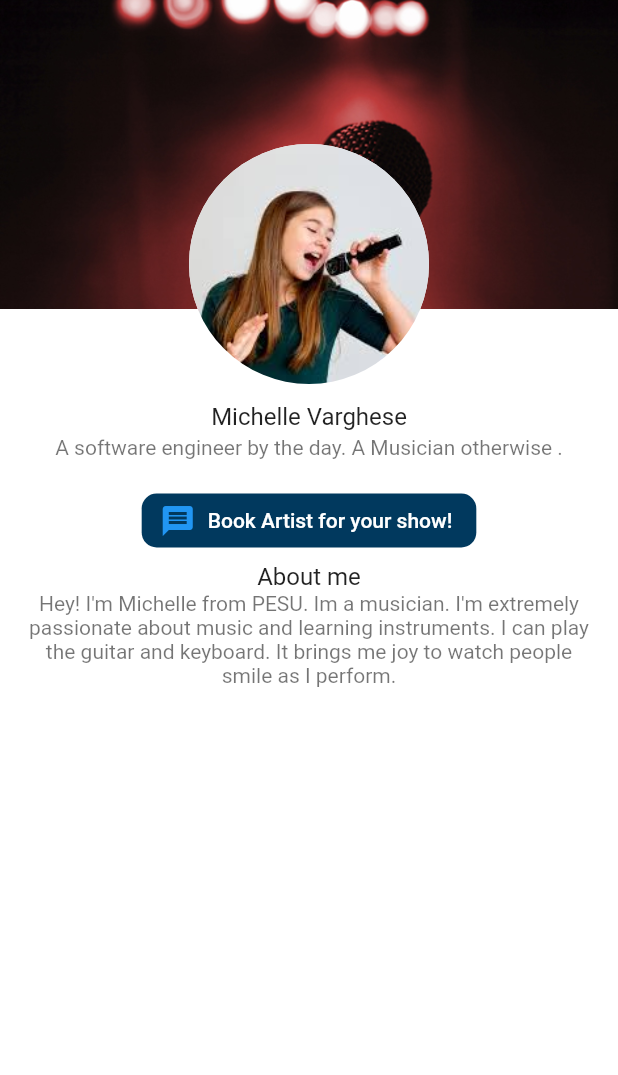
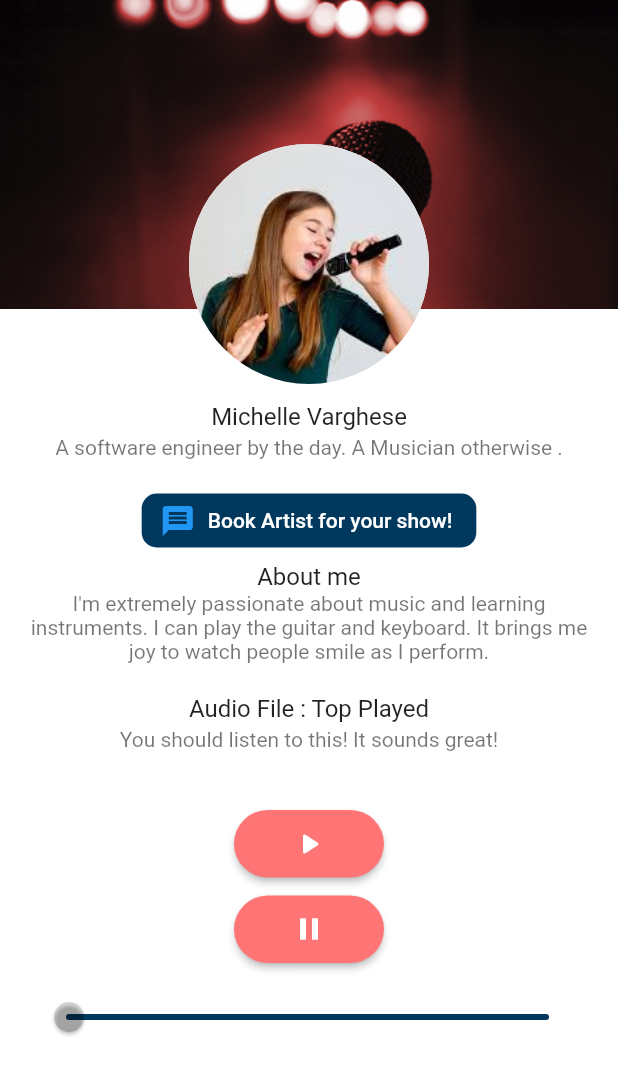
Before and after one commit to sahanashettigar/StageTime2, a Flutter app: the Artist screen opened directly, on a phone screen of 412 x 824 dp. Shown: the top 1075 px of the screen. Run offline on Flutter 3.47's test engine with Material 2 defaults, Android fonts, the phone set to English and light mode, and no system bars; our stand-ins replace audioplayers, firebase_auth, firebase_core; accounts and stored records are empty.

Commit message:
audio file

```diff
--- a/lib/screens/artist/artist_feed.dart
+++ b/lib/screens/artist/artist_feed.dart
@@ -1,4 +1,6 @@
+import 'package:audioplayers/audio_cache.dart';
 import 'package:flutter/material.dart';
+import 'package:audioplayers/audioplayers.dart';
 
 Color myColor = Color(0xff01395e);
 
@@ -8,6 +10,90 @@ class Artist extends StatefulWidget {
 }
 
 class _ArtistState extends State<Artist> {
+  Duration _duration = Duration();
+  Duration _position = Duration();
+  AudioPlayer advancedPlayer;
+  AudioCache audioCache;
+  @override
+  void initState() {
+    super.initState();
+    initPlayer();
+  }
+
+  void initPlayer() {
+    advancedPlayer = AudioPlayer();
+    audioCache = AudioCache(fixedPlayer: advancedPlayer);
+    advancedPlayer.durationHandler = (d) => setState(() {
+          _duration = d;
+        });
+    advancedPlayer.positionHandler = (p) => setState(() {
+          _position = p;
+        });
+  }
+
+  String localFilePath;
+  Widget _tab(List<Widget> children) {
+    return Column(
+      mainAxisAlignment: MainAxisAlignment.center,
+      children: <Widget>[
+        Container(
+          padding: EdgeInsets.all(16.0),
+          child: Column(
+              children: children
+                  .map((w) => Container(child: w, padding: EdgeInsets.all(6.0)))
+                  .toList()),
+        )
+      ],
+    );
+  }
+
+  Widget _btn(IconData icon, VoidCallback onPressed) {
+    return ButtonTheme(
+      minWidth: 48.0,
+      child: Container(
+        width: 100,
+        height: 45,
+        child: RaisedButton(
+          shape:
+              RoundedRectangleBorder(borderRadius: BorderRadius.circular(25)),
+          child: Icon(icon),
+          color: Color(0xffff7575),
+          textColor: Colors.white,
+          onPressed: onPressed,
+        ),
+      ),
+    );
+  }
+
+  Widget slider() {
+    return Slider(
+      activeColor: Colors.black12,
+      inactiveColor: myColor,
+      value: _position.inSeconds.toDouble(),
+      min: 0.0,
+      max: _duration.inSeconds.toDouble(),
+      onChanged: (double value) {
+        setState(() {
+          seekToSecond(value.toInt());
+          value = value;
+        });
+      },
+    );
+  }
+
+  Widget localAudio() {
+    return _tab([
+      _btn(Icons.play_arrow_rounded, () => audioCache.play('office.mp3')),
+      _btn(Icons.pause, () => advancedPlayer.pause()),
+      slider()
+    ]);
+  }
+
+  void seekToSecond(int second) {
+    Duration newDuration = Duration(seconds: second);
+    advancedPlayer.seek(newDuration);
+  }
+
   @override
   Widget build(BuildContext context) {
     return Scaffold(
@@ -63,10 +149,27 @@ class _ArtistState extends State<Artist> {
               textAlign: TextAlign.center,
             ),
             subtitle: Text(
-              "Hey! I'm Michelle from PESU. Im a musician. I'm extremely passionate about music and learning instruments. I can play the guitar and keyboard. It brings me joy to watch people smile as I perform.",
+              "I'm extremely passionate about music and learning instruments. I can play the guitar and keyboard. It brings me joy to watch people smile as I perform.",
               textAlign: TextAlign.center,
             ),
           ),
+          ListTile(
+            title: Text(
+              'Audio File : Top Played',
+              textAlign: TextAlign.center,
+            ),
+            subtitle: Text(
+              "You should listen to this! It sounds great!",
+              textAlign: TextAlign.center,
+            ),
+          ),
+          localAudio(),
+          // DefaultTabController(
+          //   length: 1,
+          //   child: Scaffold(
+          //       backgroundColor: Colors.teal,
+          //       body: TabBarView(children: <Widget>[localAudio()])),
+          // )
         ],
       ),
       // bottomNavigationBar: BottomNavigationBar(
--- a/lib/screens/authenticate/event_or_artist.dart
+++ b/lib/screens/authenticate/event_or_artist.dart
@@ -1,6 +1,5 @@
 import 'package:flutter/material.dart';
 import 'package:stagetime/screens/authenticate/sign_in.dart';
-import 'sign_up.dart';
 import 'sign_up.dart';
 
 const mosaic = 'assets/mosaic2.png';
--- a/pubspec.yaml
+++ b/pubspec.yaml
@@ -32,6 +32,8 @@ dependencies:
   firebase_auth: ^0.20.1
   firebase_core: ^0.7.0
   provider: ^4.3.3
+  audioplayers: ^0.17.4
+  assets_audio_player: ^2.0.13+8
 
 dev_dependencies:
   flutter_test:
@@ -58,6 +60,7 @@ flutter:
     - assets/cafe2.jpeg
     - assets/cafe3.jpeg
     - assets/artist.png
+    - assets/office.mp3
 
     # - images/a_dot_ham.jpeg
 
```
Also changed, not shown: flutter_01.png (deleted), pubspec.lock, 2 other files.
